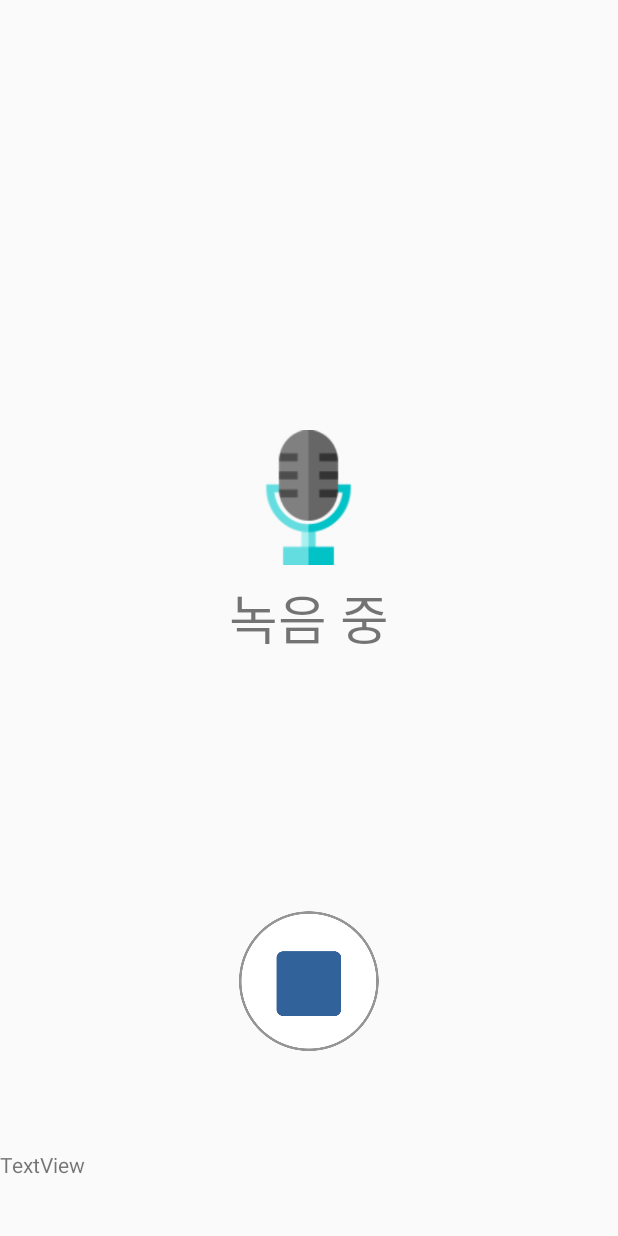
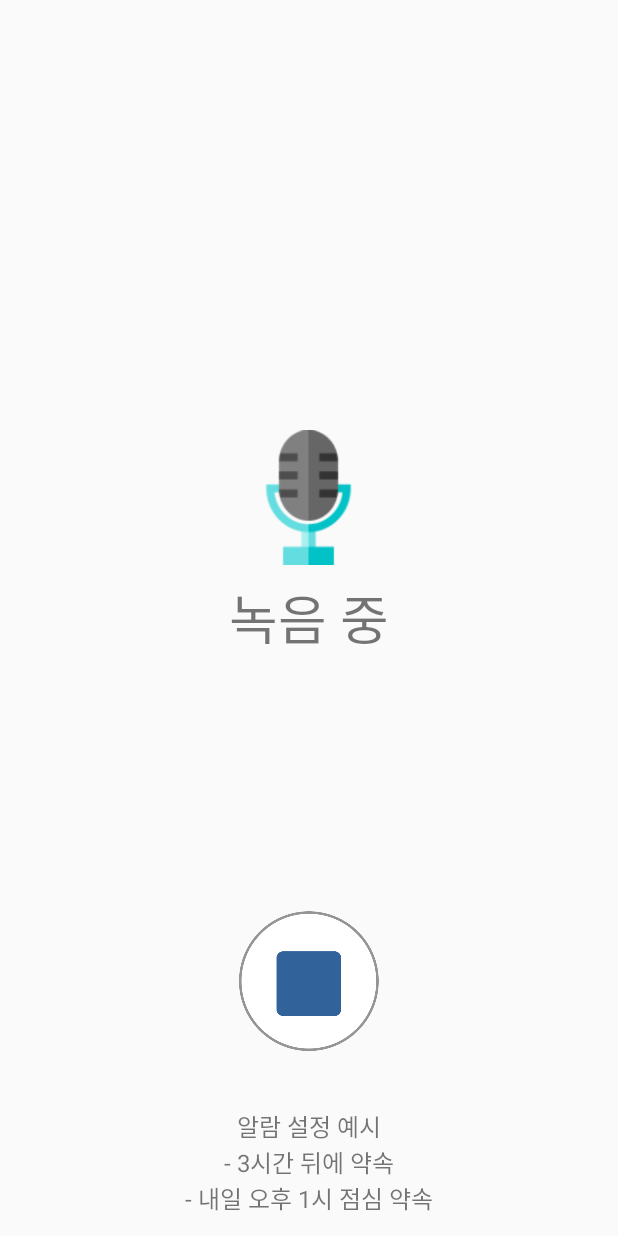
Before and after one commit to jj9243/Testing2, an Android app: the layout activity_record.xml on its own in the app's theme, with its tools: preview values and no code run, on a phone screen of 412 x 824 dp. Run offline under Robolectric (Android 15) with nearby library versions, the phone set to English and light mode, and no system bars; Roboto replaces fonts that are not available here.

Commit message:
modified some function and design 녹음 화면에서 도움말(알람 설정 예시) 추가 0초후 종료 -> 1초후 종료에서 끝나도록 수정

```diff
--- a/app/src/main/java/com/google/cloud/android/reminderapp/RecordActivity.java
+++ b/app/src/main/java/com/google/cloud/android/reminderapp/RecordActivity.java
@@ -72,7 +72,7 @@ public class RecordActivity extends AppCompatActivity {
 
         //timer - 시간 제한 9초.
         value = 0;
-        timer = new CountDownTimer(9000, 880) { // modified 7000 to 9000 (7sec -> 9sec)
+        timer = new CountDownTimer(9000, 900) { // modified 7000 to 9000 (7sec -> 9sec)
             @Override
             public void onTick(long millisUntilFinished) {
                 recordImage.startAnimation(anim);
--- a/app/src/main/res/layout/activity_record.xml
+++ b/app/src/main/res/layout/activity_record.xml
@@ -78,11 +78,14 @@
     </LinearLayout>
 
     <TextView
-        android:id="@+id/textView5"
         android:layout_width="match_parent"
         android:layout_height="wrap_content"
+        android:gravity="center"
+        android:text="알람 설정 예시\n- 3시간 뒤에 약속\n- 내일 오후 1시 점심 약속"
+        android:textSize="16dp"
+        android:id="@+id/textView3"
+        android:layout_alignParentBottom="true"
         android:layout_alignParentStart="true"
-        android:layout_below="@+id/linearLayout"
-        android:text="TextView" />
+        android:layout_marginBottom="13dp" />
 
 </RelativeLayout>
```
